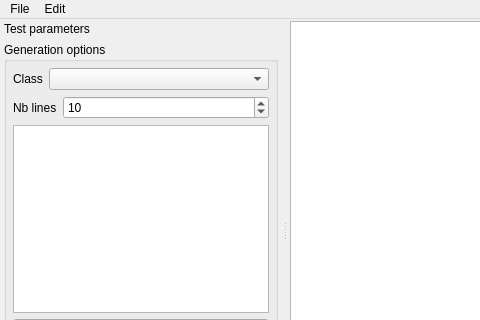
Above: irregularverbstestgenerator.ui from Shonallein/IrregularVerbsTestGenerator before the change; both pictures show x 0 to 480 and y 0 to 320 of the 834 by 441 pixel window. Below: the same form after it.
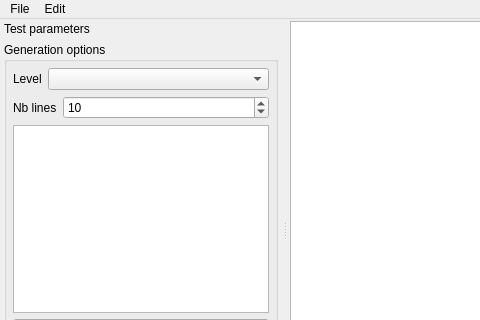
That is the form after the change.

Commit message: Minor typo fixes. Add solutions to the preview

```diff
--- a/irregularverbstestgenerator.ui
+++ b/irregularverbstestgenerator.ui
@@ -95,7 +95,7 @@
           <item>
            <widget class="QLabel" name="label">
             <property name="text">
-             <string>Class</string>
+             <string>Level</string>
             </property>
            </widget>
           </item>
```
The commit also changes 2 other files.
